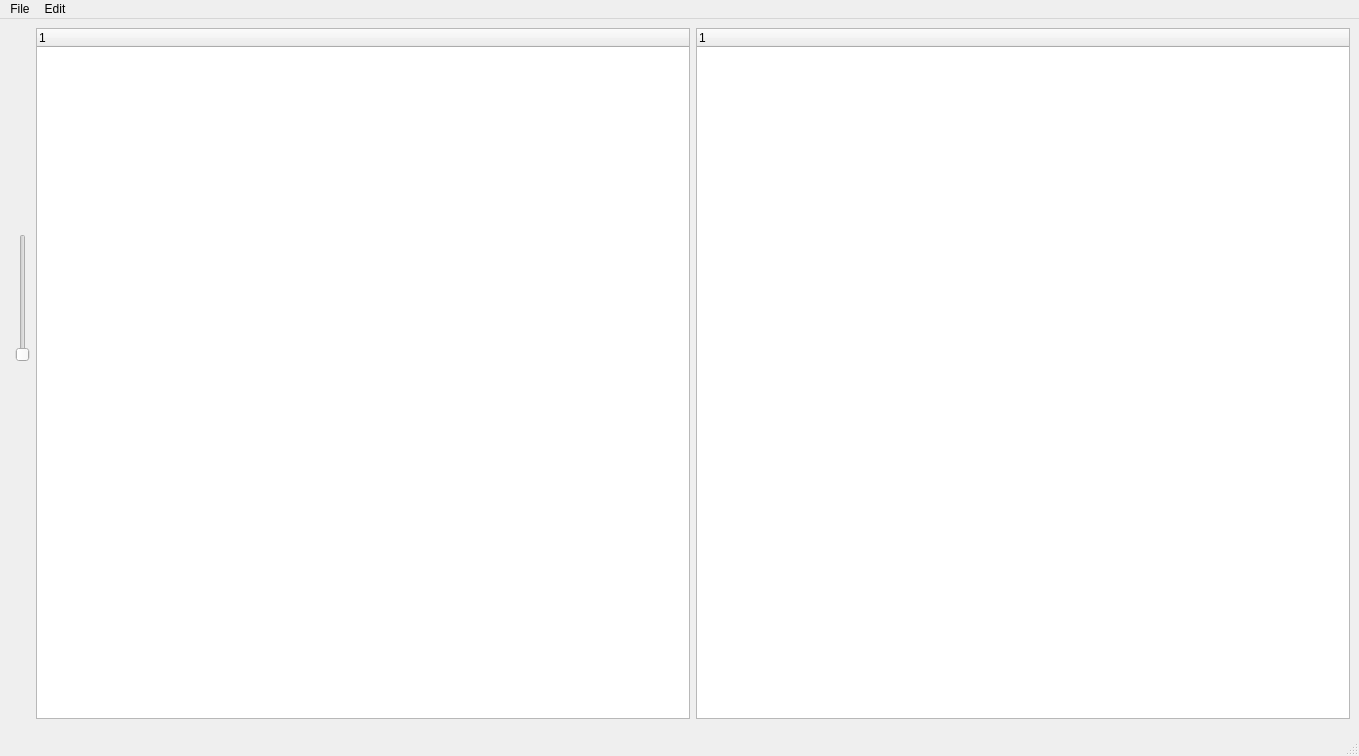
nichilum/nimamp, file ui/MainWindow.ui: the form before one commit.
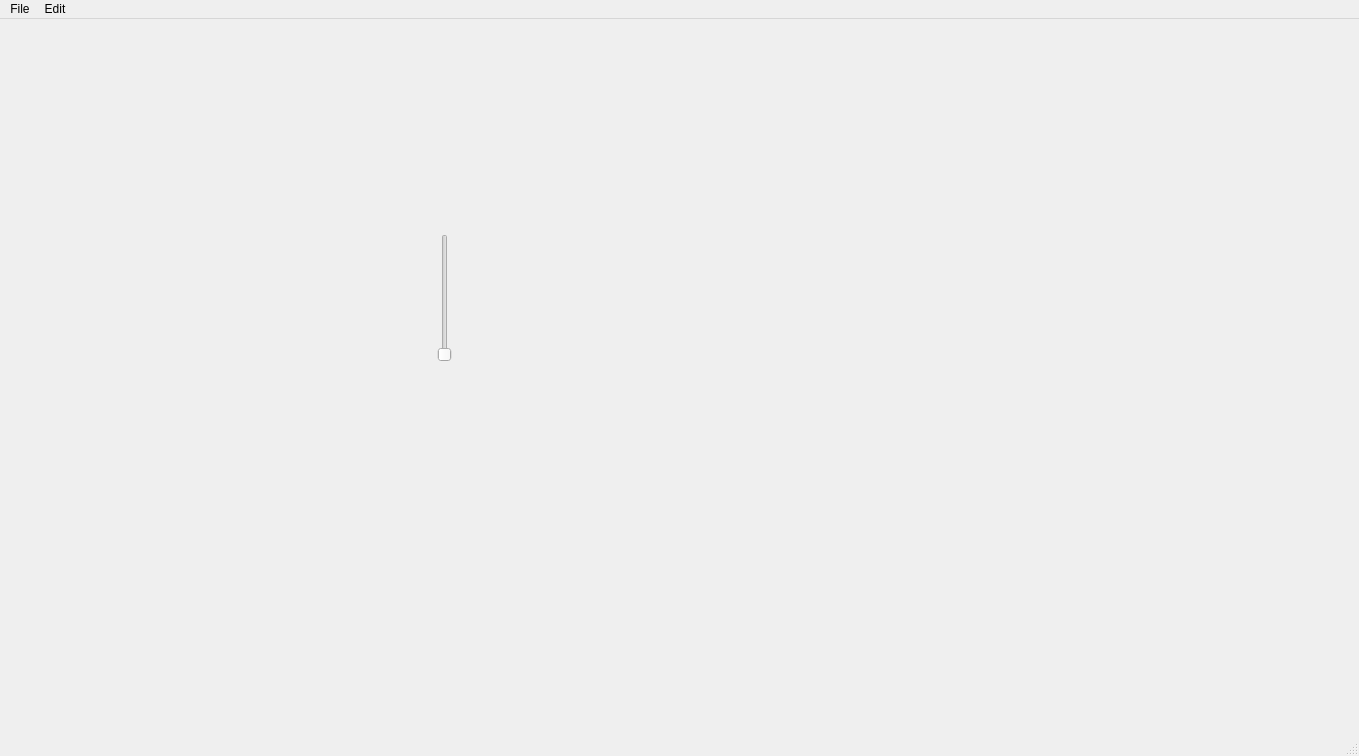
The form after the commit.

Commit message: remove unused widgets

```diff
--- a/ui/MainWindow.ui
+++ b/ui/MainWindow.ui
@@ -88,21 +88,12 @@
        </layout>
       </item>
       <item>
-       <widget class="QWidget" name="playlistTabsWidgetPlaceholder" native="true"/>
+       <widget class="QWidget" name="metadataWidgetPlaceholder" native="true"/>
       </item>
      </layout>
     </item>
     <item>
      <layout class="QVBoxLayout" name="verticalLayout_2">
-      <item>
-       <widget class="QTreeWidget" name="treeWidget">
-        <column>
-         <property name="text">
-          <string notr="true">1</string>
-         </property>
-        </column>
-       </widget>
-      </item>
       <item>
        <widget class="QWidget" name="queueWidgetPlaceholder" native="true"/>
       </item>
@@ -111,23 +102,10 @@
     <item>
      <layout class="QVBoxLayout" name="verticalLayout_3">
       <item>
-       <widget class="QTreeWidget" name="treeWidget_2">
-        <column>
-         <property name="text">
-          <string notr="true">1</string>
-         </property>
-        </column>
-       </widget>
+       <widget class="QWidget" name="playlistViewWidgetPlaceholder" native="true"/>
       </item>
       <item>
-       <layout class="QHBoxLayout" name="horizontalLayout_3">
-        <item>
-         <widget class="QWidget" name="playlistViewWidgetPlaceholder" native="true"/>
-        </item>
-        <item>
-         <widget class="QWidget" name="metadataWidgetPlaceholder" native="true"/>
-        </item>
-       </layout>
+       <widget class="QWidget" name="playlistTabsWidgetPlaceholder" native="true"/>
       </item>
      </layout>
     </item>
```
Left out of the diff: 2 changed lines with no effect on the pictures.
